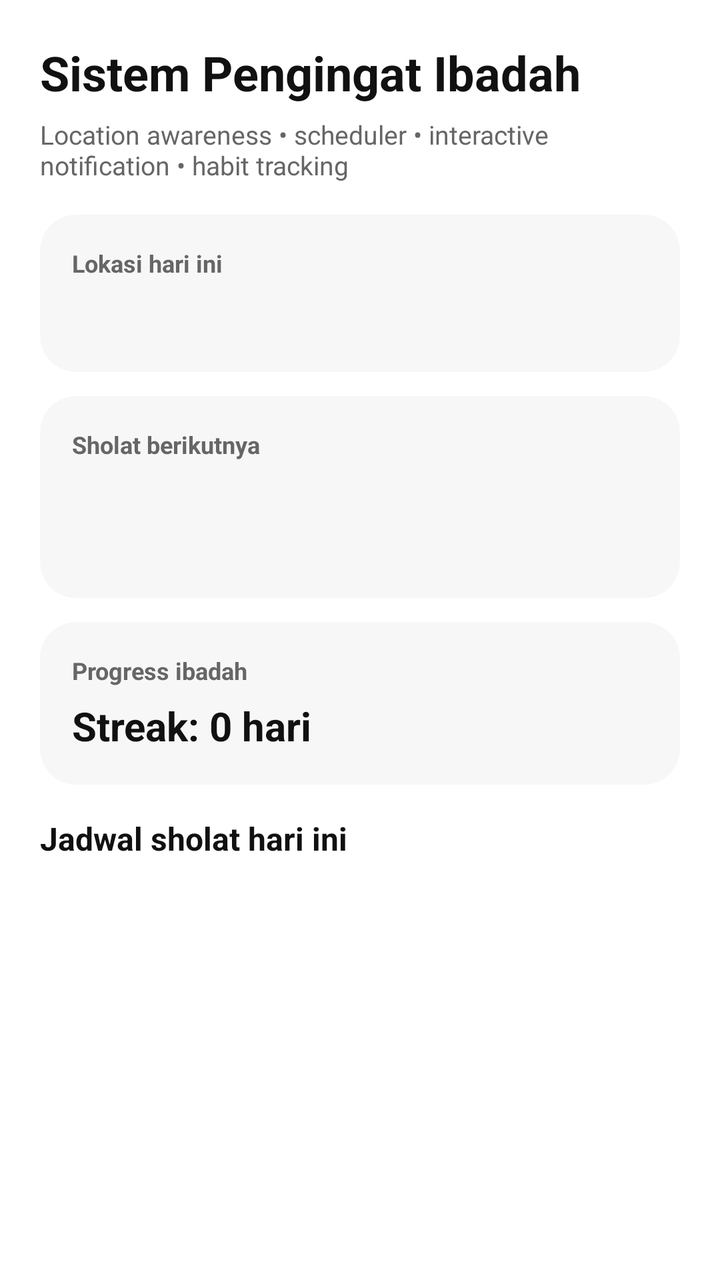
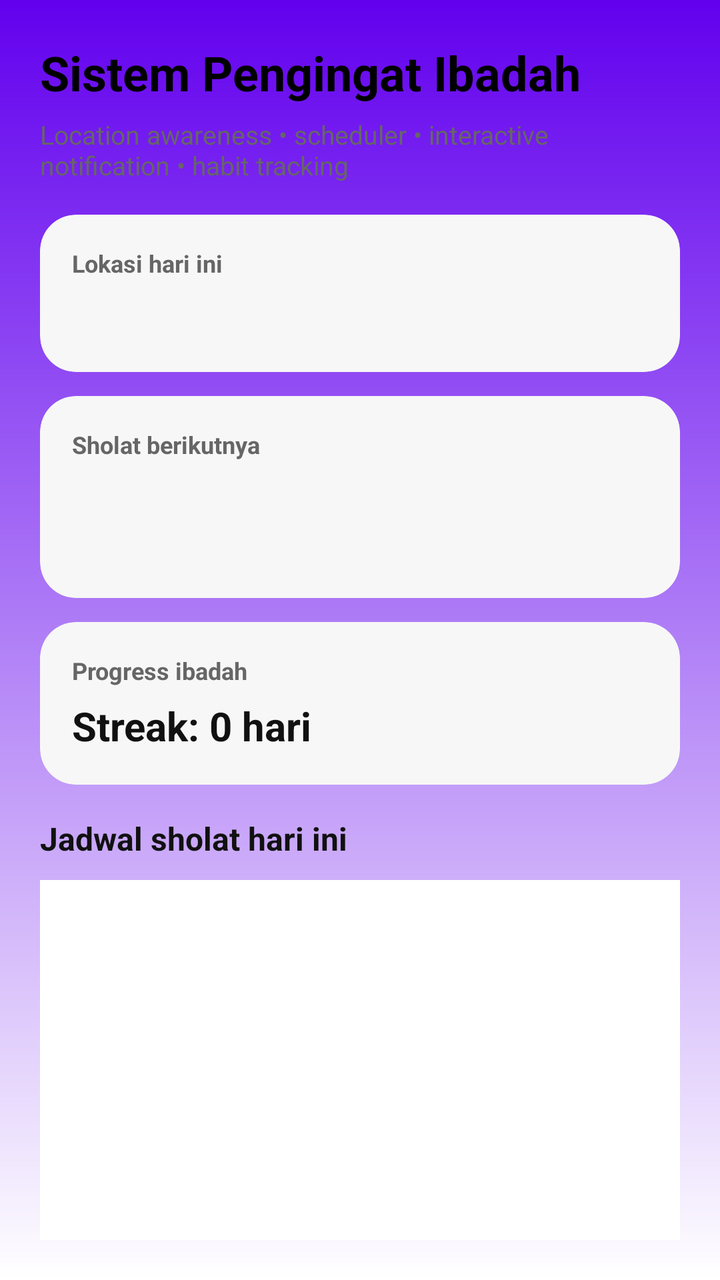

The first picture is an Android layout as it rendered before a commit; the second is the same layout after the commit. The layout source and the unified diff follow.
<!-- AndroidManifest.xml: application theme Theme.PengingatSholat -->
<!-- res/layout/activity_main.xml -->
<LinearLayout xmlns:android="http://schemas.android.com/apk/res/android"
    xmlns:app="http://schemas.android.com/apk/res-auto"
    android:layout_width="match_parent"
    android:layout_height="match_parent"
    android:background="@android:color/white"
    android:orientation="vertical"
    android:padding="20dp">

    <TextView
        android:layout_width="match_parent"
        android:layout_height="wrap_content"
        android:text="@string/dashboard_title"
        android:textColor="#111111"
        android:textSize="24sp"
        android:textStyle="bold" />

    <TextView
        android:layout_width="match_parent"
        android:layout_height="wrap_content"
        android:layout_marginTop="6dp"
        android:layout_marginBottom="16dp"
        android:text="@string/dashboard_subtitle"
        android:textColor="#666666"
        android:textSize="13sp" />

    <com.google.android.material.card.MaterialCardView
        android:layout_width="match_parent"
        android:layout_height="wrap_content"
        android:layout_marginBottom="12dp"
        app:cardBackgroundColor="#F7F7F7"
        app:cardCornerRadius="18dp"
        app:cardElevation="0dp"
        app:contentPadding="16dp">

        <LinearLayout
            android:layout_width="match_parent"
            android:layout_height="wrap_content"
            android:orientation="vertical">

            <TextView
                android:layout_width="wrap_content"
                android:layout_height="wrap_content"
                android:text="@string/section_location"
                android:textColor="#666666"
                android:textSize="12sp"
                android:textStyle="bold" />

            <TextView
                android:id="@+id/tvLocationStatus"
                android:layout_width="match_parent"
                android:layout_height="wrap_content"
                android:layout_marginTop="6dp"
                android:textColor="#111111"
                android:textSize="18sp"
                android:textStyle="bold" />
        </LinearLayout>
    </com.google.android.material.card.MaterialCardView>

    <com.google.android.material.card.MaterialCardView
        android:layout_width="match_parent"
        android:layout_height="wrap_content"
        android:layout_marginBottom="12dp"
        app:cardBackgroundColor="#F7F7F7"
        app:cardCornerRadius="18dp"
        app:cardElevation="0dp"
        app:contentPadding="16dp">

        <LinearLayout
            android:layout_width="match_parent"
            android:layout_height="wrap_content"
            android:orientation="vertical">

            <TextView
                android:layout_width="wrap_content"
                android:layout_height="wrap_content"
                android:text="@string/section_next_prayer"
                android:textColor="#666666"
                android:textSize="12sp"
                android:textStyle="bold" />

            <TextView
                android:id="@+id/tvNextPrayer"
                android:layout_width="match_parent"
                android:layout_height="wrap_content"
                android:layout_marginTop="6dp"
                android:textColor="#111111"
                android:textSize="18sp"
                android:textStyle="bold" />

            <TextView
                android:id="@+id/tvSchedulerStatus"
                android:layout_width="match_parent"
                android:layout_height="wrap_content"
                android:layout_marginTop="6dp"
                android:textColor="#666666"
                android:textSize="12sp" />
        </LinearLayout>
    </com.google.android.material.card.MaterialCardView>

    <com.google.android.material.card.MaterialCardView
        android:layout_width="match_parent"
        android:layout_height="wrap_content"
        android:layout_marginBottom="16dp"
        app:cardBackgroundColor="#F7F7F7"
        app:cardCornerRadius="18dp"
        app:cardElevation="0dp"
        app:contentPadding="16dp">

        <LinearLayout
            android:layout_width="match_parent"
            android:layout_height="wrap_content"
            android:orientation="vertical">

            <TextView
                android:layout_width="wrap_content"
                android:layout_height="wrap_content"
                android:text="@string/section_habit"
                android:textColor="#666666"
                android:textSize="12sp"
                android:textStyle="bold" />

            <TextView
                android:id="@+id/tvStreak"
                android:layout_width="match_parent"
                android:layout_height="wrap_content"
                android:layout_marginTop="6dp"
                android:text="@string/streak_empty"
                android:textColor="#111111"
                android:textSize="20sp"
                android:textStyle="bold" />
        </LinearLayout>
    </com.google.android.material.card.MaterialCardView>

    <TextView
        android:layout_width="match_parent"
        android:layout_height="wrap_content"
        android:layout_marginBottom="10dp"
        android:text="@string/section_schedule"
        android:textColor="#111111"
        android:textSize="16sp"
        android:textStyle="bold" />

    <androidx.recyclerview.widget.RecyclerView
        android:id="@+id/rvPrayer"
        android:layout_width="match_parent"
        android:layout_height="0dp"
        android:layout_weight="1"
        android:background="@android:color/white" />
</LinearLayout>
<!-- resources referenced by this layout -->
<resources>
  <string name="dashboard_subtitle">Location awareness • scheduler • interactive notification • habit tracking</string>
  <string name="dashboard_title">Sistem Pengingat Ibadah</string>
  <string name="section_habit">Progress ibadah</string>
  <string name="section_location">Lokasi hari ini</string>
  <string name="section_next_prayer">Sholat berikutnya</string>
  <string name="section_schedule">Jadwal sholat hari ini</string>
  <string name="streak_empty">Streak: 0 hari</string>
  <style name="Theme.PengingatSholat" parent="Theme.MaterialComponents.Light.NoActionBar">
          <item name="android:windowBackground">@android:color/white</item>
          <item name="android:statusBarColor">@android:color/white</item>
          <item name="android:navigationBarColor">@android:color/white</item>
      </style>
</resources>

<!-- the commit's change to res/layout/activity_main.xml (unified diff, before → after) -->
@@ -2,7 +2,7 @@
     xmlns:app="http://schemas.android.com/apk/res-auto"
     android:layout_width="match_parent"
     android:layout_height="match_parent"
-    android:background="@android:color/white"
+    android:background="@drawable/bg_main"
     android:orientation="vertical"
     android:padding="20dp">
 
@@ -10,7 +10,7 @@
         android:layout_width="match_parent"
         android:layout_height="wrap_content"
         android:text="@string/dashboard_title"
-        android:textColor="#111111"
+        android:textColor="@color/black"
         android:textSize="24sp"
         android:textStyle="bold" />
 
<!-- resource entries referenced after the edit -->
@@ -1,5 +1,18 @@
 <!-- resources referenced by this layout -->
 <resources>
+  <color name="black">#FF000000</color>
+  <!-- drawable bg_main (drawable) -->
+  <?xml version="1.0" encoding="utf-8"?>
+  <layer-list xmlns:android="http://schemas.android.com/apk/res/android">
+      <item>
+          <shape>
+              <gradient
+                  android:startColor="@color/purple_500"
+                  android:endColor="@color/white"
+                  android:angle="270"/>
+          </shape>
+      </item>
+  </layer-list>
   <string name="dashboard_subtitle">Location awareness • scheduler • interactive notification • habit tracking</string>
   <string name="dashboard_title">Sistem Pengingat Ibadah</string>
   <string name="section_habit">Progress ibadah</string>
@@ -12,5 +25,7 @@
           <item name="android:statusBarColor">@android:color/white</item>
           <item name="android:navigationBarColor">@android:color/white</item>
       </style>
+  <color name="purple_500">#FF6200EE</color>
+  <color name="white">#FFFFFFFF</color>
 </resources>
 
